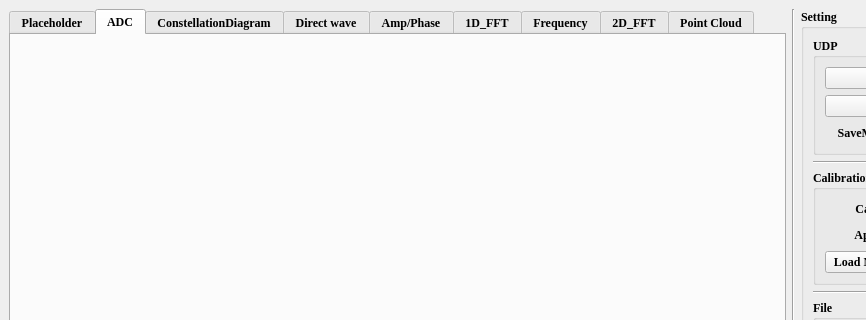
Qt form Radar_UDP.ui (CruzeOliver/FMCW-Radar-GUI) before a commit; both pictures show x 0 to 866 and y 0 to 320 of the 1024 by 829 pixel window.
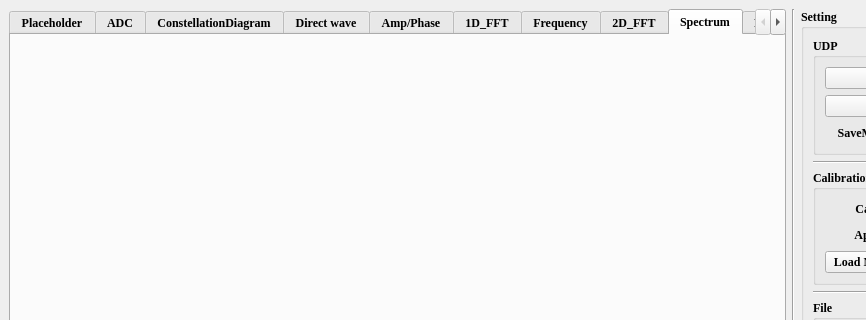
The same form after that commit. The open tabs and pages were chosen to show the change.

Commit message: Add a new widget to display MUSIC Spectrum

Patch:
```diff
--- a/Radar_UDP.ui
+++ b/Radar_UDP.ui
@@ -603,6 +603,16 @@
         </item>
        </layout>
       </widget>
+      <widget class="QWidget" name="tab_MUSICspectrum">
+       <attribute name="title">
+        <string>Spectrum</string>
+       </attribute>
+       <layout class="QHBoxLayout" name="horizontalLayout_7">
+        <item>
+         <widget class="QWidget" name="widget_MUSICspectrum" native="true"/>
+        </item>
+       </layout>
+      </widget>
       <widget class="QWidget" name="tab_PoitCloud">
        <attribute name="title">
         <string>Point Cloud</string>
```
Left out of the diff: 4 changed lines with no effect on the pictures. The commit also changes 1 other file.
